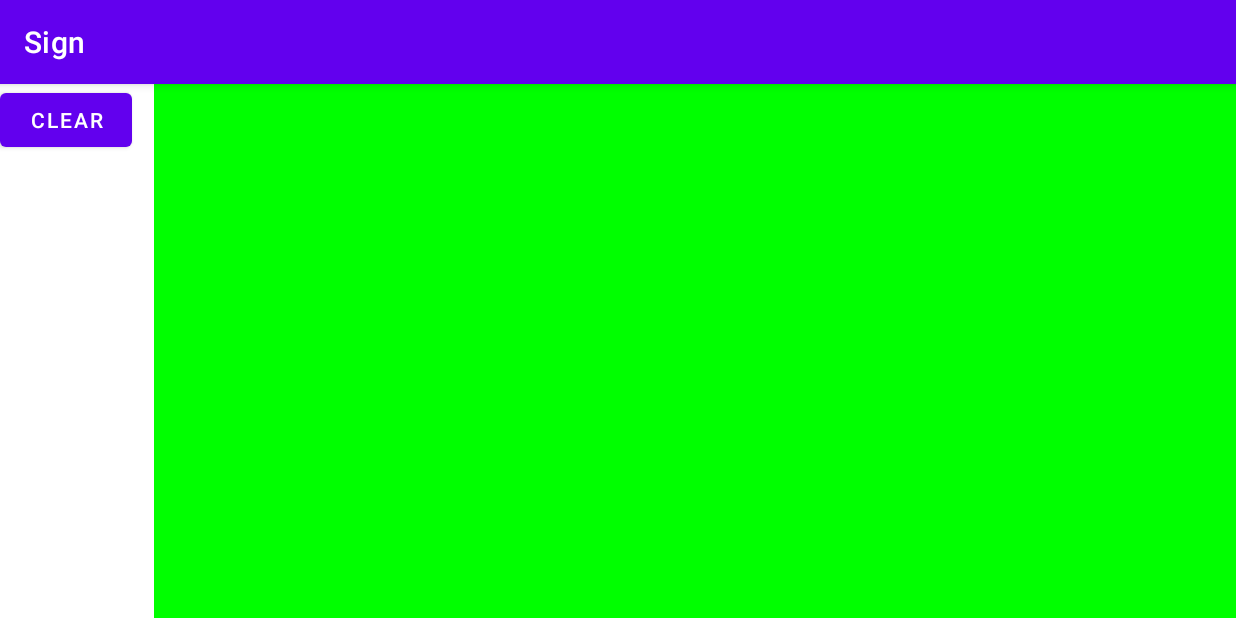
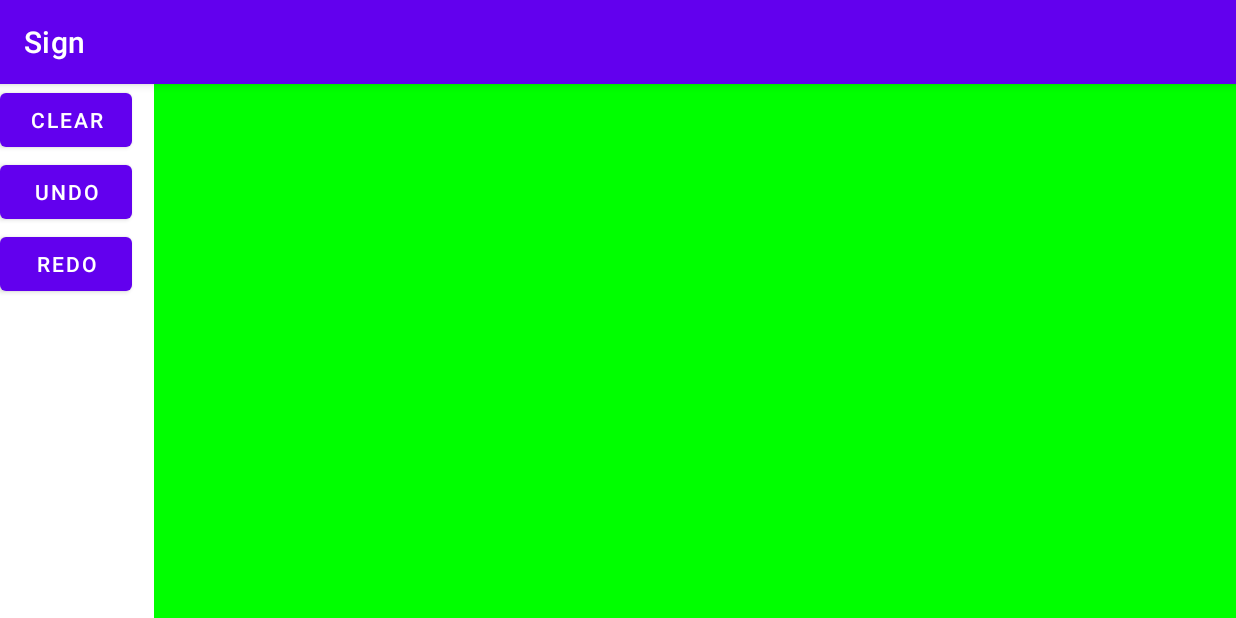
Before and after one commit to LinShuHung/Sign, an Android app: the screen it shows after launch (MainActivity), on a phone screen of 824 x 412 dp (held sideways). Run offline under Robolectric (Android 15) with nearby library versions, the phone set to English and light mode, and no system bars.

Commit message:
Implement clear button and undo button and redo button and button behavior

```diff
--- a/app/src/main/java/com/suhun/sign/MainActivity.java
+++ b/app/src/main/java/com/suhun/sign/MainActivity.java
@@ -3,12 +3,30 @@ package com.suhun.sign;
 import androidx.appcompat.app.AppCompatActivity;
 
 import android.os.Bundle;
+import android.view.View;
+import android.widget.Button;
 
 public class MainActivity extends AppCompatActivity {
+    public String tag = MainActivity.class.getSimpleName();
+    private SignView signView;
+    private Button clearBtn;
 
     @Override
     protected void onCreate(Bundle savedInstanceState) {
         super.onCreate(savedInstanceState);
         setContentView(R.layout.activity_main);
+        signView = findViewById(R.id.sign);
+    }
+
+    public void clear(View view){
+        signView.clearCanvas();
+    }
+
+    public void undo(View view){
+        signView.undo();
+    }
+
+    public void redo(View view){
+        signView.redo();
     }
 }
--- a/app/src/main/res/layout/activity_main.xml
+++ b/app/src/main/res/layout/activity_main.xml
@@ -18,8 +18,22 @@
             android:layout_width="wrap_content"
             android:layout_height="wrap_content"
             android:text="Clear"
+            android:onClick="clear"
             />
-
+        <Button
+            android:id="@+id/undo"
+            android:layout_width="wrap_content"
+            android:layout_height="wrap_content"
+            android:text="Undo"
+            android:onClick="undo"
+            />
+        <Button
+            android:id="@+id/redo"
+            android:layout_width="wrap_content"
+            android:layout_height="wrap_content"
+            android:text="Redo"
+            android:onClick="redo"
+            />
     </LinearLayout>
     <com.suhun.sign.SignView
         android:id="@+id/sign"
```
Also changed, not shown: app/src/main/java/com/suhun/sign/SignView.java (+21 -0 lines).
